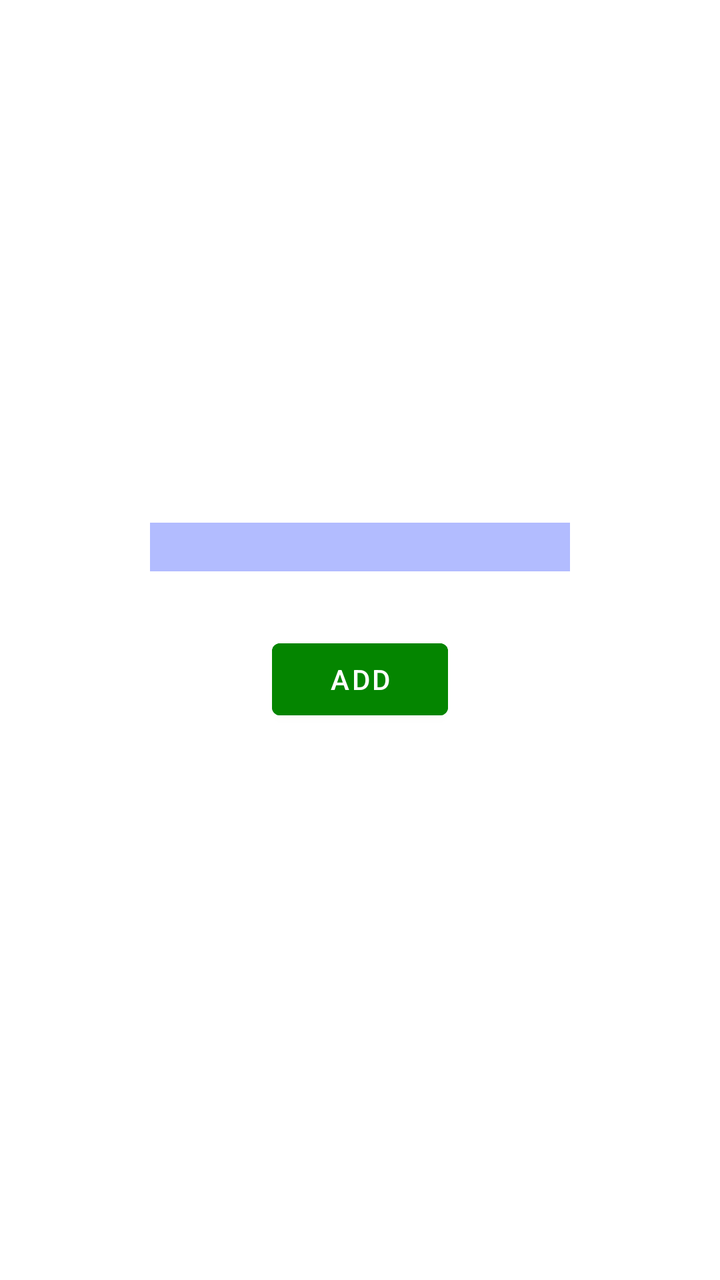
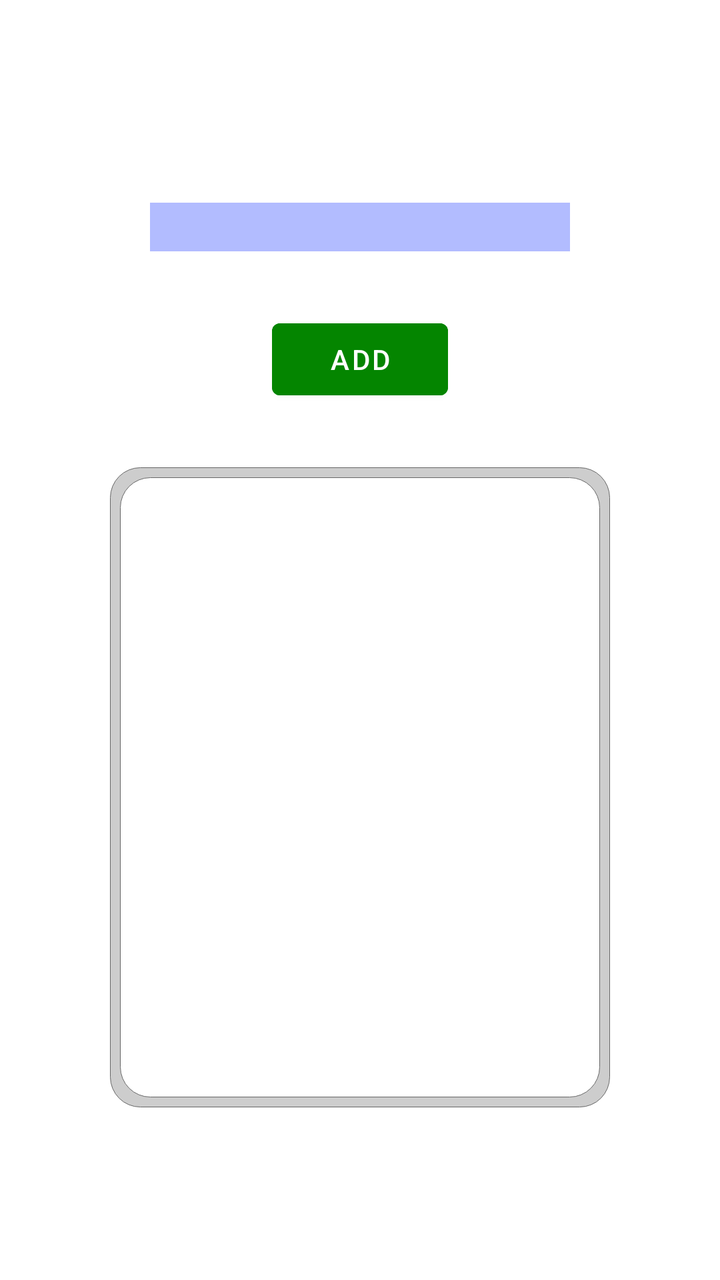

An Android layout rendered at two revisions. The XML below is the earlier revision; the diff shows what the commit changed to produce the second picture.
<!-- AndroidManifest.xml: application theme Theme.LearningVocabulary -->
<!-- res/layout/fragment_add_language.xml -->
<?xml version="1.0" encoding="utf-8"?>
<androidx.constraintlayout.widget.ConstraintLayout xmlns:android="http://schemas.android.com/apk/res/android"
    xmlns:app="http://schemas.android.com/apk/res-auto"
    xmlns:tools="http://schemas.android.com/tools"
    android:layout_width="match_parent"
    android:layout_height="match_parent"
    tools:context=".ui.language.AddLanguageFragment">

    <LinearLayout
        android:id="@+id/input_with_btn_layout"
        android:layout_width="match_parent"
        android:layout_height="match_parent"
        android:orientation="vertical"
        android:paddingTop="15dp"
        android:gravity="center"
        tools:layout_editor_absoluteX="100dp"
        tools:layout_editor_absoluteY="-26dp">

        <EditText
            android:id="@+id/new_language_field"
            android:layout_width="wrap_content"
            android:layout_height="wrap_content"
            android:background="@color/input_color"
            android:ems="10"
            android:inputType="text"
            android:text="" />

        <Button
            android:id="@+id/add_language_btn"
            android:layout_width="wrap_content"
            android:layout_height="wrap_content"
            android:layout_gravity="center_horizontal"
            android:layout_marginTop="30dp"
            android:backgroundTint="@color/button_color"
            android:text="Add"
            app:layout_constraintStart_toEndOf="@+id/new_language_field" />

        <ScrollView
            android:id="@+id/scrollView2"
            android:layout_width="match_parent"
            android:layout_height="wrap_content"
            app:layout_constraintStart_toEndOf="@+id/add_language_btn">

        </ScrollView>

        <LinearLayout
            android:layout_width="250dp"
            android:layout_height="wrap_content"
            android:layout_marginTop="30dp"
            android:background="@drawable/border"
            android:orientation="vertical">

            <androidx.recyclerview.widget.RecyclerView
                android:id="@+id/languages"
                android:layout_width="wrap_content"
                android:layout_height="wrap_content"
                android:layout_marginLeft="25dp"
                android:overScrollMode="ifContentScrolls"
                android:scrollbars="horizontal"
                android:textAlignment="center"
                android:visibility="visible"
                tools:visibility="visible" />

        </LinearLayout>
    </LinearLayout>

</androidx.constraintlayout.widget.ConstraintLayout>
<!-- resources referenced by this layout -->
<resources>
  <color name="button_color">#048500</color>
  <color name="input_color">#B2BCFF</color>
  <!-- drawable border (drawable) -->
  <?xml version="1.0" encoding="utf-8"?>
  <shape xmlns:android="http://schemas.android.com/apk/res/android"
      android:shape="rectangle">
      <stroke android:color="@color/gray" android:width="1dp"/>
      <corners android:radius="10dp" />
  </shape>
  <style name="Theme.LearningVocabulary" parent="Theme.MaterialComponents.DayNight.DarkActionBar">
          
          <item name="colorPrimary">@color/purple_500</item>
          <item name="colorPrimaryVariant">@color/purple_700</item>
          <item name="colorOnPrimary">@color/white</item>
          
          <item name="colorSecondary">@color/teal_200</item>
          <item name="colorSecondaryVariant">@color/teal_700</item>
          <item name="colorOnSecondary">@color/black</item>
          
          <item name="android:statusBarColor">?attr/colorPrimaryVariant</item>
          
      </style>
  <color name="gray">#9CFFFFFF</color>
  <color name="purple_500">#FF6200EE</color>
  <color name="purple_700">#FF3700B3</color>
  <color name="white">#FFFFFFFF</color>
  <color name="teal_200">#FF03DAC5</color>
  <color name="teal_700">#FF018786</color>
  <color name="black">#FF000000</color>
</resources>

<!-- the commit's change to res/layout/fragment_add_language.xml (unified diff, before → after) -->
@@ -10,9 +10,9 @@
         android:id="@+id/input_with_btn_layout"
         android:layout_width="match_parent"
         android:layout_height="match_parent"
+        android:gravity="center"
         android:orientation="vertical"
         android:paddingTop="15dp"
-        android:gravity="center"
         tools:layout_editor_absoluteX="100dp"
         tools:layout_editor_absoluteY="-26dp">
 
@@ -35,33 +35,33 @@
             android:text="Add"
             app:layout_constraintStart_toEndOf="@+id/new_language_field" />
 
-        <ScrollView
-            android:id="@+id/scrollView2"
-            android:layout_width="match_parent"
-            android:layout_height="wrap_content"
-            app:layout_constraintStart_toEndOf="@+id/add_language_btn">
-
-        </ScrollView>
-
         <LinearLayout
             android:layout_width="250dp"
             android:layout_height="wrap_content"
             android:layout_marginTop="30dp"
-            android:background="@drawable/border"
+            android:padding="5dp"
+            android:background="@drawable/table"
             android:orientation="vertical">
+
+            <LinearLayout
+                android:layout_width="match_parent"
+                android:layout_height="wrap_content"
+                android:padding="5dp"
+                android:background="@drawable/table_inner"
+                android:orientation="vertical">
 
             <androidx.recyclerview.widget.RecyclerView
                 android:id="@+id/languages"
-                android:layout_width="wrap_content"
-                android:layout_height="wrap_content"
-                android:layout_marginLeft="25dp"
+                android:layout_width="match_parent"
+                android:layout_height="300dp"
                 android:overScrollMode="ifContentScrolls"
-                android:scrollbars="horizontal"
                 android:textAlignment="center"
                 android:visibility="visible"
-                tools:visibility="visible" />
+                tools:visibility="visible"/>
 
         </LinearLayout>
+        </LinearLayout>
+
     </LinearLayout>
 
 </androidx.constraintlayout.widget.ConstraintLayout>
<!-- resource entries referenced after the edit -->
@@ -2,12 +2,25 @@
 <resources>
   <color name="button_color">#048500</color>
   <color name="input_color">#B2BCFF</color>
-  <!-- drawable border (drawable) -->
+  <!-- drawable table (drawable) -->
   <?xml version="1.0" encoding="utf-8"?>
   <shape xmlns:android="http://schemas.android.com/apk/res/android"
       android:shape="rectangle">
-      <stroke android:color="@color/gray" android:width="1dp"/>
-      <corners android:radius="10dp" />
+      <stroke
+          android:width="1px"
+          android:color="#676767" />
+      <corners android:radius="15dp" />
+      <solid android:color="#CDCDCD"/>
+  </shape>
+  <!-- drawable table_inner (drawable) -->
+  <?xml version="1.0" encoding="utf-8"?>
+  <shape xmlns:android="http://schemas.android.com/apk/res/android"
+      android:shape="rectangle">
+      <stroke
+          android:width="1px"
+          android:color="#676767" />
+      <corners android:radius="15dp" />
+      <solid android:color="#FFFFFF"/>
   </shape>
   <style name="Theme.LearningVocabulary" parent="Theme.MaterialComponents.DayNight.DarkActionBar">
           
@@ -22,7 +35,6 @@
           <item name="android:statusBarColor">?attr/colorPrimaryVariant</item>
           
       </style>
-  <color name="gray">#9CFFFFFF</color>
   <color name="purple_500">#FF6200EE</color>
   <color name="purple_700">#FF3700B3</color>
   <color name="white">#FFFFFFFF</color>
